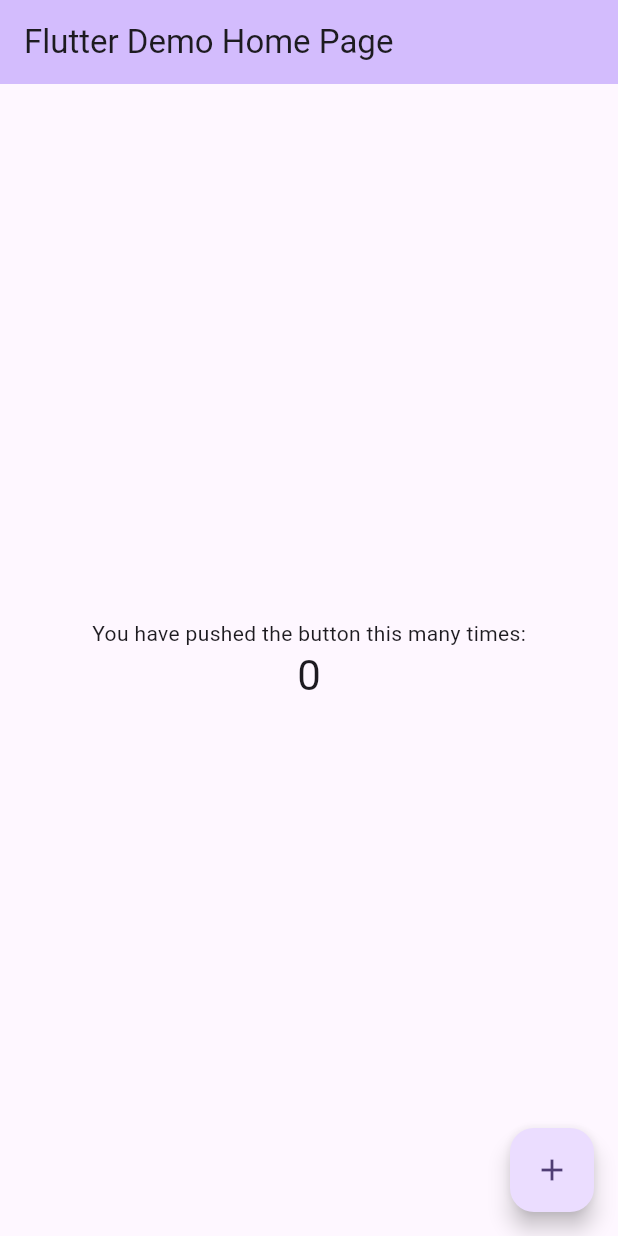
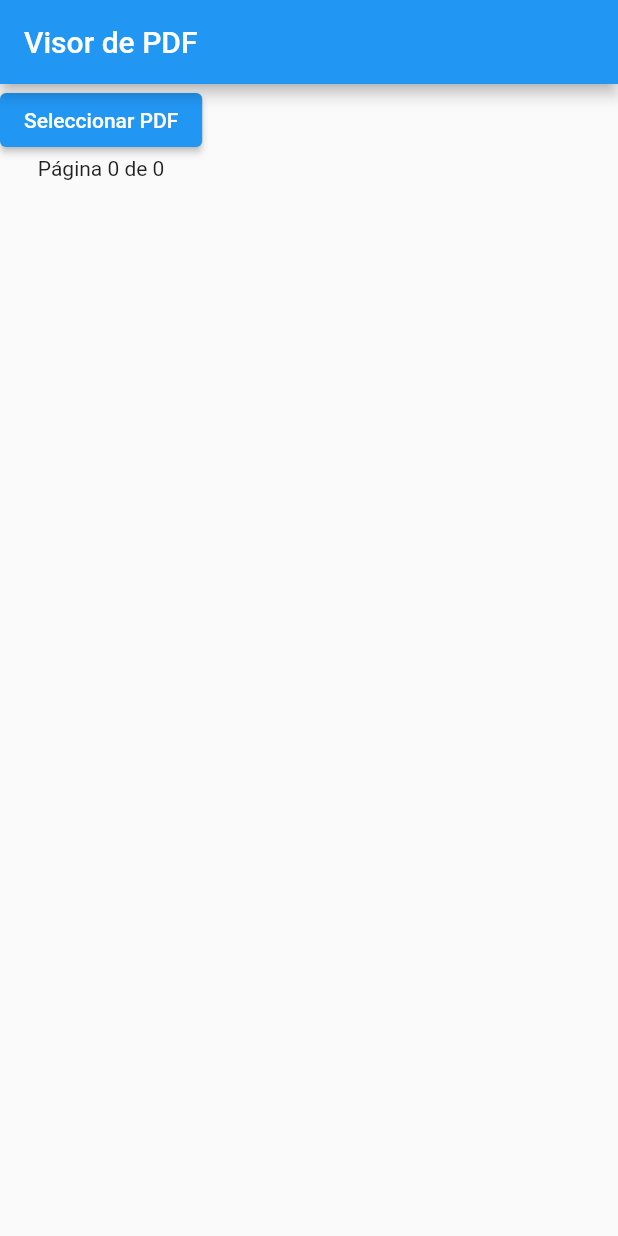
Before and after one commit to Guilleerv/Apps, a Flutter app: the screen it shows after launch, on a phone screen of 412 x 824 dp. Run offline on Flutter 3.47's test engine with Material 2 defaults, Android fonts, the phone set to English and light mode, and no system bars; our stand-ins replace file_picker; missing offline and left inert: flutter_pdfview.

Commit message:
aplicación

```diff
--- a/visor_pdf/lib/main.dart
+++ b/visor_pdf/lib/main.dart
@@ -1,125 +1,13 @@
 import 'package:flutter/material.dart';
+import 'package:visor_pdf/screens/visor_pdf.dart';
 
-void main() {
-  runApp(const MyApp());
-}
+void main() => runApp(MyApp());
 
 class MyApp extends StatelessWidget {
-  const MyApp({super.key});
-
-  // This widget is the root of your application.
   @override
   Widget build(BuildContext context) {
     return MaterialApp(
-      title: 'Flutter Demo',
-      theme: ThemeData(
-        // This is the theme of your application.
-        //
-        // TRY THIS: Try running your application with "flutter run". You'll see
-        // the application has a blue toolbar. Then, without quitting the app,
-        // try changing the seedColor in the colorScheme below to Colors.green
-        // and then invoke "hot reload" (save your changes or press the "hot
-        // reload" button in a Flutter-supported IDE, or press "r" if you used
-        // the command line to start the app).
-        //
-        // Notice that the counter didn't reset back to zero; the application
-        // state is not lost during the reload. To reset the state, use hot
-        // restart instead.
-        //
-        // This works for code too, not just values: Most code changes can be
-        // tested with just a hot reload.
-        colorScheme: ColorScheme.fromSeed(seedColor: Colors.deepPurple),
-        useMaterial3: true,
-      ),
-      home: const MyHomePage(title: 'Flutter Demo Home Page'),
+      home: PDFViewerScreen(),
     );
   }
 }
-
-class MyHomePage extends StatefulWidget {
-  const MyHomePage({super.key, required this.title});
-
-  // This widget is the home page of your application. It is stateful, meaning
-  // that it has a State object (defined below) that contains fields that affect
-  // how it looks.
-
-  // This class is the configuration for the state. It holds the values (in this
-  // case the title) provided by the parent (in this case the App widget) and
-  // used by the build method of the State. Fields in a Widget subclass are
-  // always marked "final".
-
-  final String title;
-
-  @override
-  State<MyHomePage> createState() => _MyHomePageState();
-}
-
-class _MyHomePageState extends State<MyHomePage> {
-  int _counter = 0;
-
-  void _incrementCounter() {
-    setState(() {
-      // This call to setState tells the Flutter framework that something has
-      // changed in this State, which causes it to rerun the build method below
-      // so that the display can reflect the updated values. If we changed
-      // _counter without calling setState(), then the build method would not be
-      // called again, and so nothing would appear to happen.
-      _counter++;
-    });
-  }
-
-  @override
-  Widget build(BuildContext context) {
-    // This method is rerun every time setState is called, for instance as done
-    // by the _incrementCounter method above.
-    //
-    // The Flutter framework has been optimized to make rerunning build methods
-    // fast, so that you can just rebuild anything that needs updating rather
-    // than having to individually change instances of widgets.
-    return Scaffold(
-      appBar: AppBar(
-        // TRY THIS: Try changing the color here to a specific color (to
-        // Colors.amber, perhaps?) and trigger a hot reload to see the AppBar
-        // change color while the other colors stay the same.
-        backgroundColor: Theme.of(context).colorScheme.inversePrimary,
-        // Here we take the value from the MyHomePage object that was created by
-        // the App.build method, and use it to set our appbar title.
-        title: Text(widget.title),
-      ),
-      body: Center(
-        // Center is a layout widget. It takes a single child and positions it
-        // in the middle of the parent.
-        child: Column(
-          // Column is also a layout widget. It takes a list of children and
-          // arranges them vertically. By default, it sizes itself to fit its
-          // children horizontally, and tries to be as tall as its parent.
-          //
-          // Column has various properties to control how it sizes itself and
-          // how it positions its children. Here we use mainAxisAlignment to
-          // center the children vertically; the main axis here is the vertical
-          // axis because Columns are vertical (the cross axis would be
-          // horizontal).
-          //
-          // TRY THIS: Invoke "debug painting" (choose the "Toggle Debug Paint"
-          // action in the IDE, or press "p" in the console), to see the
-          // wireframe for each widget.
-          mainAxisAlignment: MainAxisAlignment.center,
-          children: <Widget>[
-            const Text(
-              'You have pushed the button this many times:',
-            ),
-            Text(
-              '$_counter',
-              style: Theme.of(context).textTheme.headlineMedium,
-            ),
-          ],
-        ),
-      ),
-      floatingActionButton: FloatingActionButton(
-        onPressed: _incrementCounter,
-        tooltip: 'Increment',
-        child: const Icon(Icons.add),
-      ), // This trailing comma makes auto-formatting nicer for build methods.
-    );
-  }
-}
--- /dev/null
+++ b/visor_pdf/lib/screens/visor_pdf.dart
@@ -0,0 +1,68 @@
+import 'package:flutter/material.dart';
+import 'package:flutter_pdfview/flutter_pdfview.dart';
+import 'package:file_picker/file_picker.dart';
+import 'package:visor_pdf/widgets/navbar.dart';
+
+class PDFViewerScreen extends StatefulWidget {
+  @override
+  _PDFViewerScreenState createState() => _PDFViewerScreenState();
+}
+
+class _PDFViewerScreenState extends State<PDFViewerScreen> {
+  String? _pdfPath;
+  int _currentPage = 0;
+  int? _totalPages; // Cambio a tipo int? (nullable)
+
+  PDFViewController? _pdfViewController;
+
+  Future<void> pickPDF() async {
+    FilePickerResult? result = await FilePicker.platform.pickFiles(
+      type: FileType.custom,
+      allowedExtensions: ['pdf'],
+    );
+
+    if (result != null) {
+      setState(() {
+        _pdfPath = result.files.single.path;
+      });
+    }
+  }
+
+  void onPageChanged(int? page, int? total) {
+    setState(() {
+      _currentPage = page ?? 0;
+      _totalPages = total ?? 0;
+    });
+  }
+
+  @override
+  Widget build(BuildContext context) {
+    return Scaffold(
+      appBar: CustomAppBar(title: 'Visor de PDF'),
+      body: Column(
+        children: [
+          ElevatedButton(
+            onPressed: pickPDF,
+            child: Text('Seleccionar PDF'),
+          ),
+          if (_pdfPath != null)
+            Expanded(
+              child: PDFView(
+                filePath: _pdfPath!,
+                onRender: (pages) {
+                  setState(() {
+                    _totalPages = pages;
+                  });
+                },
+                onViewCreated: (PDFViewController pdfViewController) {
+                  _pdfViewController = pdfViewController;
+                },
+                onPageChanged: onPageChanged,
+              ),
+            ),
+          Text('Página $_currentPage de ${_totalPages ?? 0}'),
+        ],
+      ),
+    );
+  }
+}
--- /dev/null
+++ b/visor_pdf/lib/widgets/navbar.dart
@@ -0,0 +1,17 @@
+import 'package:flutter/material.dart';
+
+class CustomAppBar extends StatelessWidget implements PreferredSizeWidget {
+  final String title;
+
+  CustomAppBar({required this.title});
+
+  @override
+  Size get preferredSize => Size.fromHeight(kToolbarHeight);
+
+  @override
+  Widget build(BuildContext context) {
+    return AppBar(
+      title: Text(title),
+    );
+  }
+}
```
Also changed, not shown: visor_pdf/pubspec.yaml (+3 -19 lines), visor_pdf/pubspec.lock.
